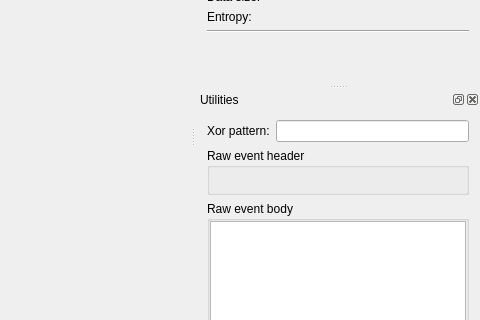
Old version of the form nandseewindow.ui in the repository xobs/nandsee; both pictures show x 720 to 1200 and y 188 to 508 of the 1200 by 622 pixel window.
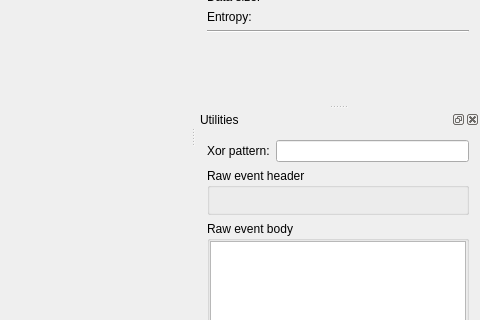
New version of the form. Custom widgets are drawn as their Qt base class.

Commit message:
event: Correctly decode read column/row address
We now correctly decode both the row and the column address.
Unfortunately, we can't decode the entirety of the "row" address,
which consists of LUN, block, and page addresses, as we don't know
how many LUNs or blocks this part has.

```diff
--- a/nandseewindow.ui
+++ b/nandseewindow.ui
@@ -255,6 +255,20 @@
        </property>
       </widget>
      </item>
+     <item row="10" column="0">
+      <widget class="QLabel" name="attribute3Label">
+       <property name="text">
+        <string/>
+       </property>
+      </widget>
+     </item>
+     <item row="10" column="1">
+      <widget class="QLabel" name="attribute3Value">
+       <property name="text">
+        <string/>
+       </property>
+      </widget>
+     </item>
     </layout>
    </widget>
   </widget>
```
The commit also changes 4 other files.
